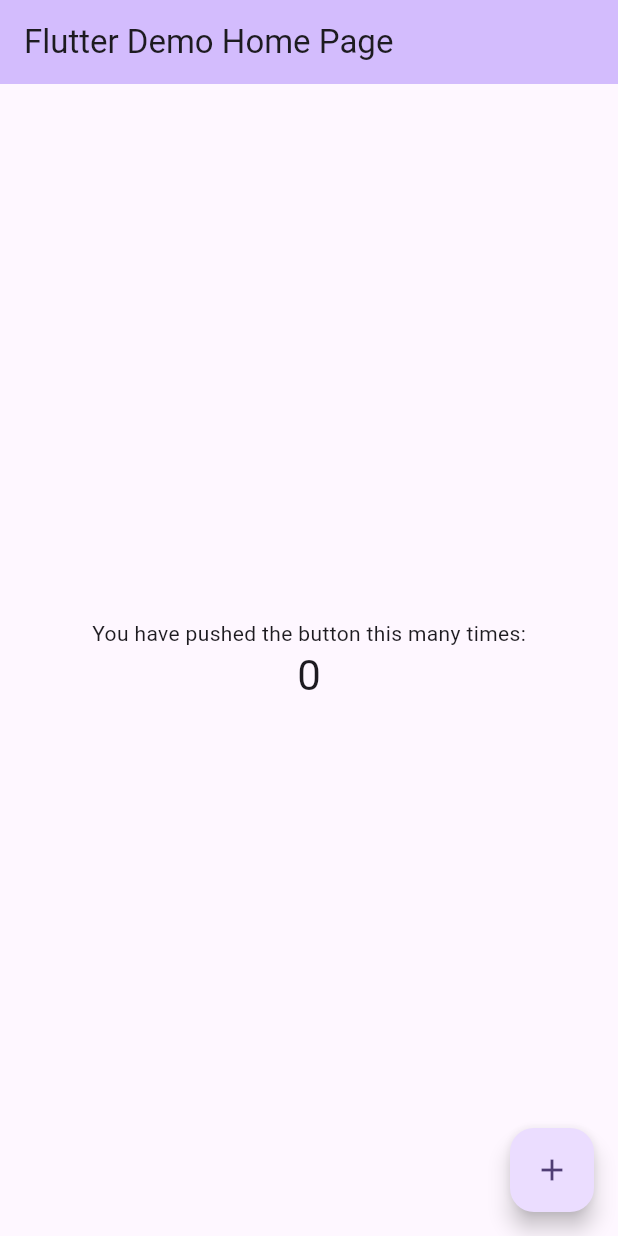
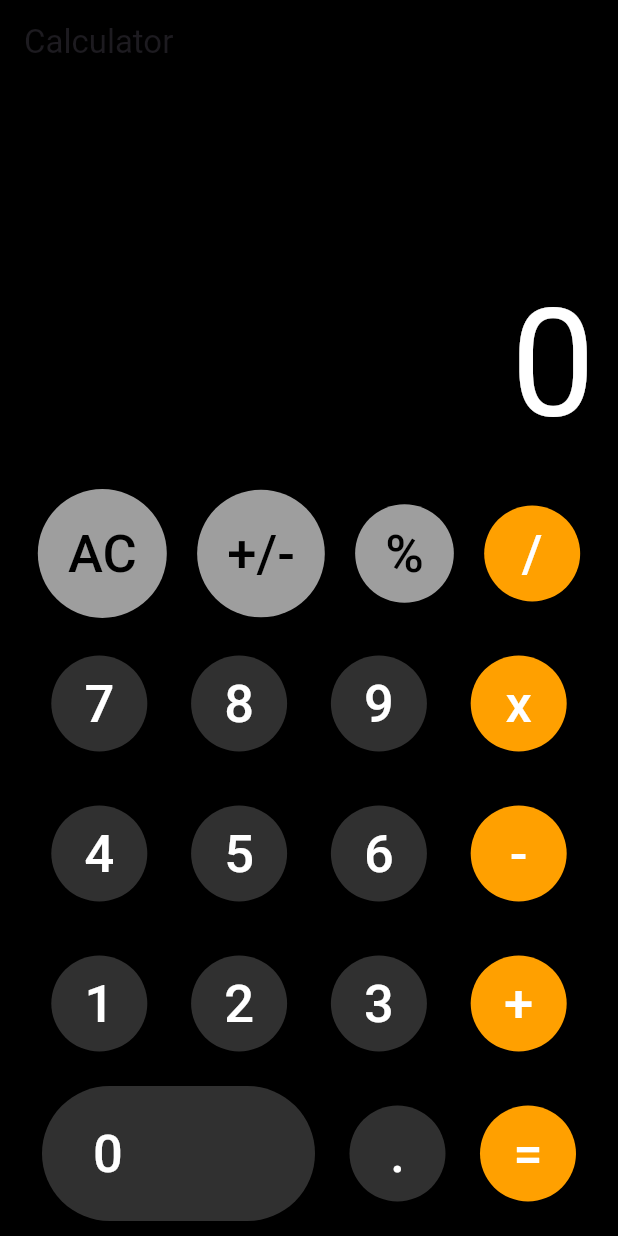
Before and after one commit to shailendra40/Flutter_Projects, a Flutter app: the screen it shows after launch, on a phone screen of 412 x 824 dp. Run offline on Flutter 3.47's test engine with Material 3 defaults, Android fonts, the phone set to English and light mode, and no system bars.

Commit message:
Flutter calci app done test also in android phone apk installed successfully and worked

```diff
--- a/flutter_basics/lib/main.dart
+++ b/flutter_basics/lib/main.dart
@@ -1,125 +1,248 @@
 import 'package:flutter/material.dart';
 
-void main() {
-  runApp(const MyApp());
-}
+void main() => runApp(MyApp());
 
 class MyApp extends StatelessWidget {
-  const MyApp({super.key});
-
-  // This widget is the root of your application.
   @override
   Widget build(BuildContext context) {
     return MaterialApp(
-      title: 'Flutter Demo',
-      theme: ThemeData(
-        // This is the theme of your application.
-        //
-        // TRY THIS: Try running your application with "flutter run". You'll see
-        // the application has a purple toolbar. Then, without quitting the app,
-        // try changing the seedColor in the colorScheme below to Colors.green
-        // and then invoke "hot reload" (save your changes or press the "hot
-        // reload" button in a Flutter-supported IDE, or press "r" if you used
-        // the command line to start the app).
-        //
-        // Notice that the counter didn't reset back to zero; the application
-        // state is not lost during the reload. To reset the state, use hot
-        // restart instead.
-        //
-        // This works for code too, not just values: Most code changes can be
-        // tested with just a hot reload.
-        colorScheme: ColorScheme.fromSeed(seedColor: Colors.deepPurple),
-        useMaterial3: true,
-      ),
-      home: const MyHomePage(title: 'Flutter Demo Home Page'),
+      debugShowCheckedModeBanner: false,
+      home: Calculator(),
     );
   }
 }
 
-class MyHomePage extends StatefulWidget {
-  const MyHomePage({super.key, required this.title});
-
-  // This widget is the home page of your application. It is stateful, meaning
-  // that it has a State object (defined below) that contains fields that affect
-  // how it looks.
-
-  // This class is the configuration for the state. It holds the values (in this
-  // case the title) provided by the parent (in this case the App widget) and
-  // used by the build method of the State. Fields in a Widget subclass are
-  // always marked "final".
-
-  final String title;
-
+class Calculator extends StatefulWidget {
   @override
-  State<MyHomePage> createState() => _MyHomePageState();
+  _CalculatorState createState() => _CalculatorState();
 }
 
-class _MyHomePageState extends State<MyHomePage> {
-  int _counter = 0;
+class _CalculatorState extends State<Calculator> {
+  dynamic displaytxt = 20;
 
-  void _incrementCounter() {
-    setState(() {
-      // This call to setState tells the Flutter framework that something has
-      // changed in this State, which causes it to rerun the build method below
-      // so that the display can reflect the updated values. If we changed
-      // _counter without calling setState(), then the build method would not be
-      // called again, and so nothing would appear to happen.
-      _counter++;
-    });
+  // Button Widget
+  Widget calcbutton(String btntxt, Color btncolor, Color txtcolor) {
+    return Container(
+      child: ElevatedButton(
+        onPressed: () {
+          calculation(btntxt);
+        },
+        child: Text(
+          '$btntxt',
+          style: TextStyle(
+            fontSize: 35,
+            color: txtcolor,
+          ),
+        ),
+        style: ElevatedButton.styleFrom(
+          shape: CircleBorder(),
+          padding: EdgeInsets.all(20),
+          backgroundColor: btncolor, // Updated from primary to backgroundColor
+        ),
+      ),
+    );
   }
 
   @override
   Widget build(BuildContext context) {
-    // This method is rerun every time setState is called, for instance as done
-    // by the _incrementCounter method above.
-    //
-    // The Flutter framework has been optimized to make rerunning build methods
-    // fast, so that you can just rebuild anything that needs updating rather
-    // than having to individually change instances of widgets.
     return Scaffold(
+      backgroundColor: Colors.black,
       appBar: AppBar(
-        // TRY THIS: Try changing the color here to a specific color (to
-        // Colors.amber, perhaps?) and trigger a hot reload to see the AppBar
-        // change color while the other colors stay the same.
-        backgroundColor: Theme.of(context).colorScheme.inversePrimary,
-        // Here we take the value from the MyHomePage object that was created by
-        // the App.build method, and use it to set our appbar title.
-        title: Text(widget.title),
+        title: Text('Calculator'),
+        backgroundColor: Colors.black,
       ),
-      body: Center(
-        // Center is a layout widget. It takes a single child and positions it
-        // in the middle of the parent.
+      body: Padding(
+        padding: EdgeInsets.symmetric(horizontal: 5),
         child: Column(
-          // Column is also a layout widget. It takes a list of children and
-          // arranges them vertically. By default, it sizes itself to fit its
-          // children horizontally, and tries to be as tall as its parent.
-          //
-          // Column has various properties to control how it sizes itself and
-          // how it positions its children. Here we use mainAxisAlignment to
-          // center the children vertically; the main axis here is the vertical
-          // axis because Columns are vertical (the cross axis would be
-          // horizontal).
-          //
-          // TRY THIS: Invoke "debug painting" (choose the "Toggle Debug Paint"
-          // action in the IDE, or press "p" in the console), to see the
-          // wireframe for each widget.
-          mainAxisAlignment: MainAxisAlignment.center,
+          mainAxisAlignment: MainAxisAlignment.end,
           children: <Widget>[
-            const Text(
-              'You have pushed the button this many times:',
+            SingleChildScrollView(
+              scrollDirection: Axis.vertical,
+              child: Row(
+                mainAxisAlignment: MainAxisAlignment.end,
+                children: <Widget>[
+                  Padding(
+                    padding: const EdgeInsets.all(10.0),
+                    child: Text(
+                      '$text',
+                      textAlign: TextAlign.left,
+                      style: TextStyle(
+                        color: Colors.white,
+                        fontSize: 100,
+                      ),
+                    ),
+                  )
+                ],
+              ),
             ),
-            Text(
-              '$_counter',
-              style: Theme.of(context).textTheme.headlineMedium,
+            Row(
+              mainAxisAlignment: MainAxisAlignment.spaceEvenly,
+              children: <Widget>[
+                calcbutton('AC', Colors.grey, Colors.black),
+                calcbutton('+/-', Colors.grey, Colors.black),
+                calcbutton('%', Colors.grey, Colors.black),
+                calcbutton('/', Colors.amber[700]!, Colors.white),
+              ],
             ),
+            SizedBox(height: 10),
+            Row(
+              mainAxisAlignment: MainAxisAlignment.spaceEvenly,
+              children: <Widget>[
+                calcbutton('7', Colors.grey[850]!, Colors.white),
+                calcbutton('8', Colors.grey[850]!, Colors.white),
+                calcbutton('9', Colors.grey[850]!, Colors.white),
+                calcbutton('x', Colors.amber[700]!, Colors.white),
+              ],
+            ),
+            SizedBox(height: 10),
+            Row(
+              mainAxisAlignment: MainAxisAlignment.spaceEvenly,
+              children: <Widget>[
+                calcbutton('4', Colors.grey[850]!, Colors.white),
+                calcbutton('5', Colors.grey[850]!, Colors.white),
+                calcbutton('6', Colors.grey[850]!, Colors.white),
+                calcbutton('-', Colors.amber[700]!, Colors.white),
+              ],
+            ),
+            SizedBox(height: 10),
+            Row(
+              mainAxisAlignment: MainAxisAlignment.spaceEvenly,
+              children: <Widget>[
+                calcbutton('1', Colors.grey[850]!, Colors.white),
+                calcbutton('2', Colors.grey[850]!, Colors.white),
+                calcbutton('3', Colors.grey[850]!, Colors.white),
+                calcbutton('+', Colors.amber[700]!, Colors.white),
+              ],
+            ),
+            SizedBox(height: 10),
+            Row(
+              mainAxisAlignment: MainAxisAlignment.spaceEvenly,
+              children: <Widget>[
+                ElevatedButton(
+                  onPressed: () {
+                    calculation('0');
+                  },
+                  child: Text(
+                    '0',
+                    style: TextStyle(fontSize: 35, color: Colors.white),
+                  ),
+                  style: ElevatedButton.styleFrom(
+                    shape: StadiumBorder(),
+                    padding: EdgeInsets.fromLTRB(34, 20, 128, 20),
+                    backgroundColor: Colors.grey[850]!,
+                  ),
+                ),
+                calcbutton('.', Colors.grey[850]!, Colors.white),
+                calcbutton('=', Colors.amber[700]!, Colors.white),
+              ],
+            ),
+            SizedBox(height: 10),
           ],
         ),
       ),
-      floatingActionButton: FloatingActionButton(
-        onPressed: _incrementCounter,
-        tooltip: 'Increment',
-        child: const Icon(Icons.add),
-      ), // This trailing comma makes auto-formatting nicer for build methods.
     );
   }
+
+  // Calculator logic
+  dynamic text = '0';
+  double numOne = 0;
+  double numTwo = 0;
+
+  dynamic result = '';
+  dynamic finalResult = '';
+  dynamic opr = '';
+  dynamic preOpr = '';
+
+  void calculation(btnText) {
+    if (btnText == 'AC') {
+      text = '0';
+      numOne = 0;
+      numTwo = 0;
+      result = '';
+      finalResult = '0';
+      opr = '';
+      preOpr = '';
+    } else if (opr == '=' && btnText == '=') {
+      if (preOpr == '+') {
+        finalResult = add();
+      } else if (preOpr == '-') {
+        finalResult = sub();
+      } else if (preOpr == 'x') {
+        finalResult = mul();
+      } else if (preOpr == '/') {
+        finalResult = div();
+      }
+    } else if (btnText == '+' || btnText == '-' || btnText == 'x' || btnText == '/' || btnText == '=') {
+      if (numOne == 0) {
+        numOne = double.parse(result);
+      } else {
+        numTwo = double.parse(result);
+      }
+
+      if (opr == '+') {
+        finalResult = add();
+      } else if (opr == '-') {
+        finalResult = sub();
+      } else if (opr == 'x') {
+        finalResult = mul();
+      } else if (opr == '/') {
+        finalResult = div();
+      }
+      preOpr = opr;
+      opr = btnText;
+      result = '';
+    } else if (btnText == '%') {
+      result = numOne / 100;
+      finalResult = doesContainDecimal(result);
+    } else if (btnText == '.') {
+      if (!result.toString().contains('.')) {
+        result = result.toString() + '.';
+      }
+      finalResult = result;
+    } else if (btnText == '+/-') {
+      result.toString().startsWith('-')
+          ? result = result.toString().substring(1)
+          : result = '-' + result.toString();
+      finalResult = result;
+    } else {
+      result = result + btnText;
+      finalResult = result;
+    }
+
+    setState(() {
+      text = finalResult;
+    });
+  }
+
+  String add() {
+    result = (numOne + numTwo).toString();
+    numOne = double.parse(result);
+    return doesContainDecimal(result);
+  }
+
+  String sub() {
+    result = (numOne - numTwo).toString();
+    numOne = double.parse(result);
+    return doesContainDecimal(result);
+  }
+
+  String mul() {
+    result = (numOne * numTwo).toString();
+    numOne = double.parse(result);
+    return doesContainDecimal(result);
+  }
+
+  String div() {
+    result = (numOne / numTwo).toString();
+    numOne = double.parse(result);
+    return doesContainDecimal(result);
+  }
+
+  String doesContainDecimal(dynamic result) {
+    if (result.toString().contains('.')) {
+      List<String> splitDecimal = result.toString().split('.');
+      if (!(int.parse(splitDecimal[1]) > 0)) return result = splitDecimal[0].toString();
+    }
+    return result;
+  }
 }
```
Also changed, not shown: flutter_basics/lib/main1.dart (added, +125 -0 lines), flutter_basics/lib/container.dart (added).
